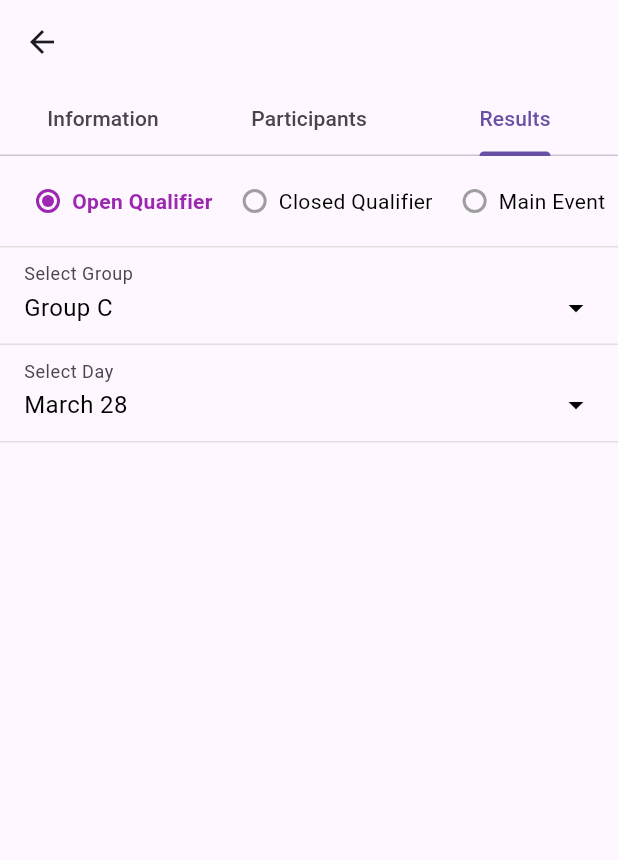
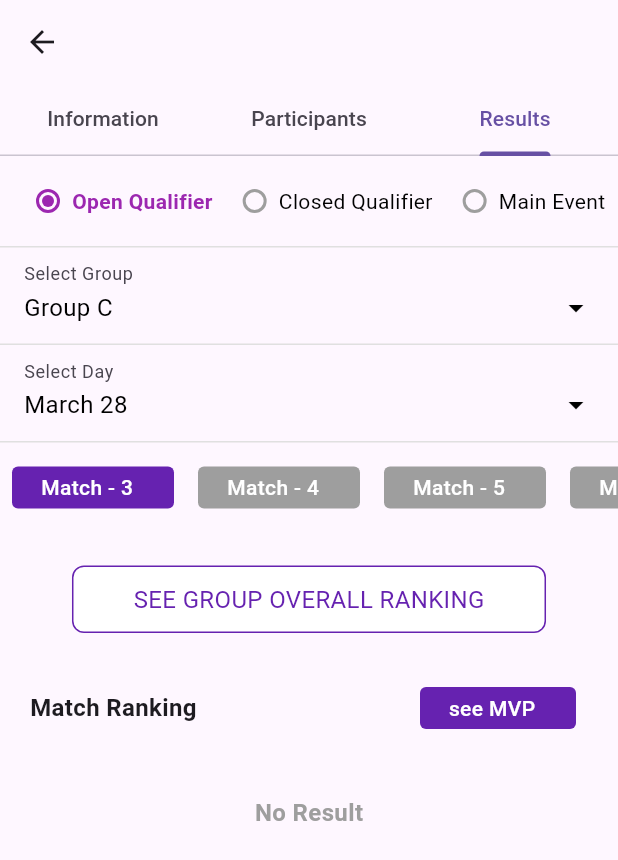
Before and after one commit to mongke/flutter_learn, a Flutter app: the TournamentDetailsPage screen opened directly with empty values, tab 3 chosen, on a phone screen of 412 x 824 dp. Shown: the top 860 px of the screen. Run offline on Flutter 3.47's test engine with Material 3 defaults, Android fonts, the phone set to English and light mode, and no system bars; our stand-ins replace flutter_svg.

Commit message:
seminar 5

```diff
--- /dev/null
+++ b/lib/component/io_match_card.dart
@@ -0,0 +1,37 @@
+import 'package:flutter/material.dart';
+import 'package:io_app/theme/io_colors.dart';
+
+class IoMatchCard extends StatelessWidget {
+  final String matchData;
+  final Color? colorName;
+  final VoidCallback? onTap;
+  const IoMatchCard({super.key, required this.matchData, this.colorName = IOColors.primary500, this.onTap});
+
+  @override
+  Widget build(BuildContext context) {
+    return GestureDetector(
+      onTap: onTap,
+      child: Padding(
+        padding: const EdgeInsets.all(8.0),
+        child: Container(
+          width: matchData.length * 12.0,
+          padding: const EdgeInsets.symmetric(horizontal: 10, vertical: 4),
+          decoration: BoxDecoration(
+            color: colorName,
+            borderRadius: BorderRadius.circular(4),
+          ),
+          child: Row(
+            mainAxisAlignment: MainAxisAlignment.center,
+            children: [
+              Text(
+                matchData,
+                style: const TextStyle(color: Colors.white, fontSize: 14, fontWeight: FontWeight.w500),
+              ),
+              const SizedBox(width: 8),
+            ],
+          ),
+        ),
+      ),
+    );
+  }
+}
--- a/lib/component/io_title_item.dart
+++ b/lib/component/io_title_item.dart
@@ -3,8 +3,9 @@ import 'package:flutter/material.dart';
 class IoTitleItem extends StatelessWidget {
   final String text;
   final bool hasIcon;
+  final Widget? widget;
 
-  const IoTitleItem({super.key, required this.text, this.hasIcon=false});
+  const IoTitleItem({super.key, required this.text, this.hasIcon=false, this.widget});
 
   @override
   Widget build(BuildContext context) {
@@ -18,8 +19,9 @@ class IoTitleItem extends StatelessWidget {
             style: TextStyle(fontSize: 16, fontWeight: FontWeight.bold),
           ),
           Spacer(),
-          hasIcon?
-          Icon(Icons.arrow_right): SizedBox.shrink(),
+          hasIcon
+              ? Icon(Icons.arrow_right)
+              : (widget != null) ? widget! : SizedBox.shrink(),
         ],
       ),
     );
--- a/lib/screen/tournament_page_detail/tournament_page_detail_screen.dart
+++ b/lib/screen/tournament_page_detail/tournament_page_detail_screen.dart
@@ -4,6 +4,7 @@ import 'package:io_app/component/io_date_time_summary_card.dart';
 import 'package:io_app/component/io_divider.dart';
 import 'package:io_app/component/io_drop_down.dart';
 import 'package:io_app/component/io_gap.dart';
+import 'package:io_app/component/io_match_card.dart';
 import 'package:io_app/component/io_place_tile.dart';
 import 'package:io_app/component/io_stage_selector.dart';
 import 'package:io_app/component/io_team_card.dart';
@@ -29,6 +30,7 @@ class TournamentDetailsPage extends StatefulWidget {
 class _TournamentDetailsPageState extends State<TournamentDetailsPage> {
   String selectedGroup = "Group C";
   String selectedDay = "March 28";
+  String selectedMatch = "Match - 3";
 
   @override
   Widget build(BuildContext context) {
@@ -277,7 +279,7 @@ class _TournamentDetailsPageState extends State<TournamentDetailsPage> {
                       );
                     }),
                   ),
-                   Padding(
+                  Padding(
                     padding: const EdgeInsets.symmetric(horizontal: 16),
                     child: Text(
                       'Team B',
@@ -353,7 +355,96 @@ class _TournamentDetailsPageState extends State<TournamentDetailsPage> {
                       onChanged: (val) => setState(() => selectedDay = val),
                     ),
                     IoDivider(),
-
+                    const SizedBox(height: 8),
+                    SingleChildScrollView(
+                      scrollDirection: Axis.horizontal,
+                      child: Row(
+                        children: [
+                          IoMatchCard(
+                            matchData: "Match - 3",
+                            colorName:
+                                selectedMatch == "Match - 3"
+                                    ? IOColors.primary500
+                                    : Colors.grey[500],
+                            onTap: () {
+                              setState(() {
+                                selectedMatch = "Match - 3";
+                              });
+                            },
+                          ),
+                          IoMatchCard(
+                            matchData: "Match - 4",
+                            colorName:
+                                selectedMatch == "Match - 4"
+                                    ? IOColors.primary500
+                                    : Colors.grey[500],
+                            onTap: () {
+                              setState(() {
+                                selectedMatch = "Match - 4";
+                              });
+                            },
+                          ),
+                          IoMatchCard(
+                            matchData: "Match - 5",
+                            colorName:
+                                selectedMatch == "Match - 5"
+                                    ? IOColors.primary500
+                                    : Colors.grey[500],
+                            onTap: () {
+                              setState(() {
+                                selectedMatch = "Match - 5";
+                              });
+                            },
+                          ),
+                          IoMatchCard(
+                            matchData: "Match - 6",
+                            colorName:
+                                selectedMatch == "Match - 6"
+                                    ? IOColors.primary500
+                                    : Colors.grey[500],
+                            onTap: () {
+                              setState(() {
+                                selectedMatch = "Match - 6";
+                              });
+                            },
+                          ),
+                        ],
+                      ),
+                    ),
+                    // const SizedBox(height: 16),
+                    IoGap(),
+                    Center(
+                      child: Container(
+                        padding: EdgeInsets.symmetric(vertical: 10, horizontal: 40),
+                        decoration: BoxDecoration(
+                          color: Colors.white,
+                          borderRadius: BorderRadius.circular(8),
+                          border: Border.all(color: IOColors.primary500)
+                        ),
+                        child: Text("SEE GROUP OVERALL RANKING", style: TextStyle(fontSize: 16, fontWeight: FontWeight.w400, color: IOColors.primary500)),
+                      ),
+                    ),
+                    const SizedBox(height: 8),
+                    const IoTitleItem(
+                      text: 'Match Ranking',
+                      widget: SizedBox(
+                        width: 120,
+                        child: IoMatchCard(matchData: "see MVP"),
+                      ),
+                    ),
+                    Center(
+                      child: Padding(
+                        padding: const EdgeInsets.all(16.0),
+                        child: Text(
+                          "No Result",
+                          style: TextStyle(
+                            fontSize: 16,
+                            color: Colors.grey,
+                            fontWeight: FontWeight.bold,
+                          ),
+                        ),
+                      ),
+                    ),
                   ],
                 ),
               ),
```
